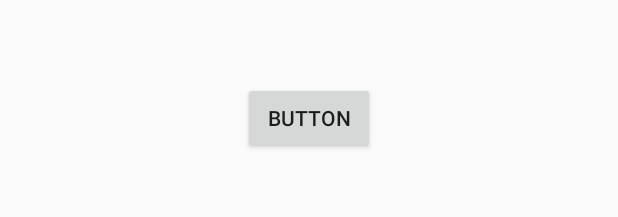
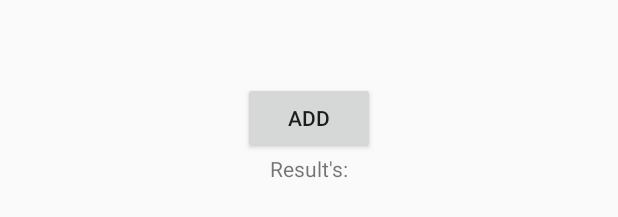
Before and after one commit to YahorBabich/mvvmskeleton, an Android app: the layout activity_search.xml on its own in the app's theme, with its tools: preview values and no code run, on a phone screen of 412 x 824 dp. Shown: the part 500-717 px from the top of the screen. Run offline under Robolectric (Android 15) with nearby library versions, the phone set to English and light mode, and no system bars.

Commit message:
small changes were applied

```diff
--- a/app/build.gradle
+++ b/app/build.gradle
@@ -34,8 +34,6 @@ dependencies {
     implementation 'androidx.core:core-ktx:1.3.1'
     implementation 'androidx.appcompat:appcompat:1.1.0'
     implementation 'androidx.constraintlayout:constraintlayout:1.1.3'
-    implementation 'androidx.lifecycle:lifecycle-extensions:2.2.0'
-    implementation 'androidx.lifecycle:lifecycle-viewmodel-ktx:2.2.0'
 
     //Koin
     implementation "org.koin:koin-android:2.1.6"
--- a/app/src/main/res/layout/activity_search.xml
+++ b/app/src/main/res/layout/activity_search.xml
@@ -7,13 +7,23 @@
     tools:context=".ui.SearchActivity">
 
     <Button
-        android:id="@+id/button"
+        android:id="@+id/add"
         android:layout_width="wrap_content"
         android:layout_height="wrap_content"
-        android:text="button"
+        android:text="add"
         app:layout_constraintBottom_toBottomOf="parent"
-        app:layout_constraintLeft_toLeftOf="parent"
-        app:layout_constraintRight_toRightOf="parent"
+        app:layout_constraintEnd_toEndOf="parent"
+        app:layout_constraintHorizontal_bias="0.5"
+        app:layout_constraintStart_toStartOf="parent"
         app:layout_constraintTop_toTopOf="parent" />
 
+    <TextView
+        android:id="@+id/result"
+        android:layout_width="wrap_content"
+        android:layout_height="wrap_content"
+        android:text="Result's:"
+        app:layout_constraintEnd_toEndOf="parent"
+        app:layout_constraintStart_toStartOf="parent"
+        app:layout_constraintTop_toBottomOf="@+id/add" />
+
 </androidx.constraintlayout.widget.ConstraintLayout>
```
Also changed, not shown: app/src/main/java/com/wsc/mvvmskeleton/extension/LifecycleOwnerEx.kt (added, +9 -0 lines), app/src/main/java/com/wsc/mvvmskeleton/ui/SearchActivity.kt (+13 -3 lines), app/src/main/java/com/wsc/mvvmskeleton/ui/SearchViewModel.kt (+9 -0 lines).
